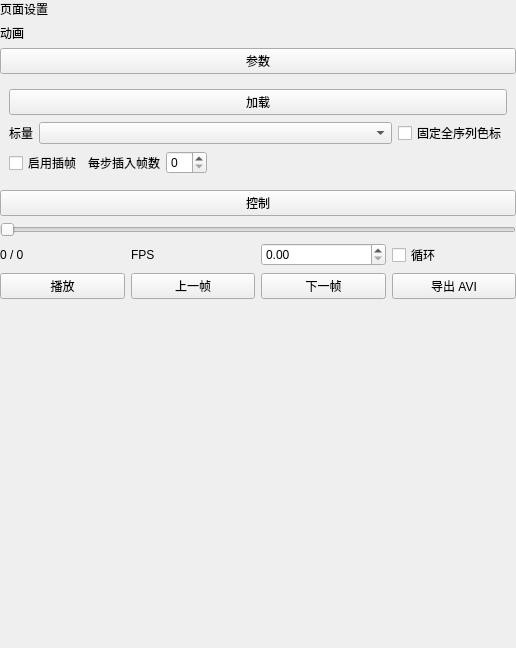
The window that plugins/Base_PostProcessing/AnimationAviWidget.ui (asd977/base_cae) describes before a commit, drawn with Qt 5.
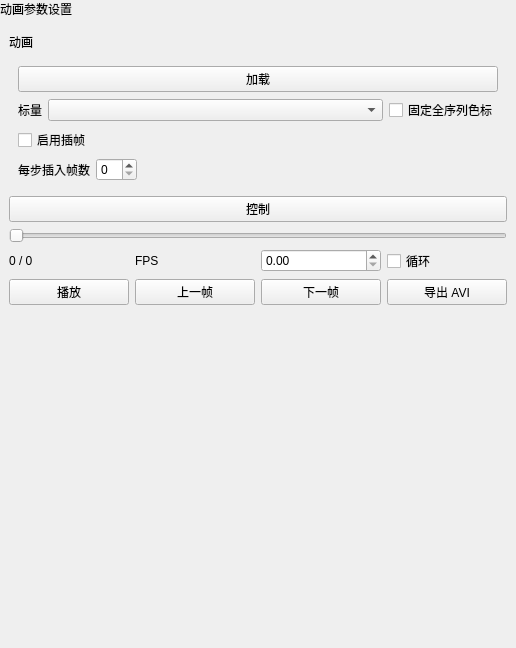
The same window after the commit.

The edit to the form file:
```diff
--- a/plugins/Base_PostProcessing/AnimationAviWidget.ui
+++ b/plugins/Base_PostProcessing/AnimationAviWidget.ui
@@ -28,12 +28,35 @@
     <number>0</number>
    </property>
       <item>
-    <widget class="QLabel" name="pageNameLabel">
+    <widget class="QLabel" name="pageHeaderLabel">
+     <property name="sizePolicy">
+      <sizepolicy hsizetype="Preferred" vsizetype="Fixed">
+       <horstretch>0</horstretch>
+       <verstretch>0</verstretch>
+      </sizepolicy>
+     </property>
      <property name="text">
-      <string>页面设置</string>
+      <string>动画参数设置</string>
      </property>
     </widget>
    </item>
+   <item>
+    <layout class="QVBoxLayout" name="contentLayout">
+     <property name="leftMargin">
+      <number>9</number>
+     </property>
+     <property name="topMargin">
+      <number>9</number>
+     </property>
+     <property name="rightMargin">
+      <number>9</number>
+     </property>
+     <property name="bottomMargin">
+      <number>9</number>
+     </property>
+     <property name="spacing">
+      <number>6</number>
+     </property>
 <item>
     <widget class="QLabel" name="label">
      <property name="text">
@@ -41,13 +64,6 @@
      </property>
     </widget>
    </item>
-   <item>
-    <widget class="QPushButton" name="sectionTitleButton">
-     <property name="text">
-      <string>参数</string>
-     </property>
-    </widget>
-   </item>
    <item>
     <widget class="QWidget" name="widget" native="true">
      <layout class="QVBoxLayout" name="verticalLayout_2">
@@ -74,7 +90,14 @@
          </widget>
         </item>
         <item>
-         <widget class="QComboBox" name="scalarComboBox" />
+           <widget class="QComboBox" name="scalarComboBox">
+            <property name="minimumSize">
+             <size>
+              <width>10</width>
+              <height>0</height>
+             </size>
+            </property>
+           </widget>
         </item>
         <item>
          <widget class="QCheckBox" name="fixRangeCheckBox">
@@ -92,7 +115,7 @@
        </layout>
       </item>
       <item>
-       <layout class="QHBoxLayout" name="hl_interp">
+         <layout class="QVBoxLayout" name="hl_interp">
         <item>
          <widget class="QCheckBox" name="interpCheckBox">
           <property name="text">
@@ -101,6 +124,8 @@
          </widget>
         </item>
         <item>
+           <layout class="QHBoxLayout" name="interpParamsRow">
+            <item>
          <widget class="QLabel" name="labelInterp">
           <property name="text">
            <string>每步插入帧数</string>
@@ -118,6 +143,12 @@
           <property name="value">
            <number>0</number>
           </property>
+              <property name="minimumSize">
+               <size>
+                <width>10</width>
+                <height>0</height>
+               </size>
+              </property>
          </widget>
         </item>
         <item>
@@ -136,6 +167,8 @@
        </layout>
       </item>
      </layout>
+        </item>
+       </layout>
     </widget>
    </item>
    <item>
@@ -183,7 +216,14 @@
       </widget>
      </item>
      <item row="0" column="2">
-      <widget class="QDoubleSpinBox" name="fpsSpin" />
+        <widget class="QDoubleSpinBox" name="fpsSpin">
+         <property name="minimumSize">
+          <size>
+           <width>10</width>
+           <height>0</height>
+          </size>
+         </property>
+        </widget>
      </item>
      <item row="0" column="4">
       <widget class="QCheckBox" name="loopCheckBox">
@@ -220,6 +260,8 @@
       </size>
      </property>
     </spacer>
+     </item>
+    </layout>
    </item>
   </layout>
  </widget>
```
Left out of the diff: 3 changed lines with no effect on the pictures. Lines whose indentation alone changed are shown as unchanged.
